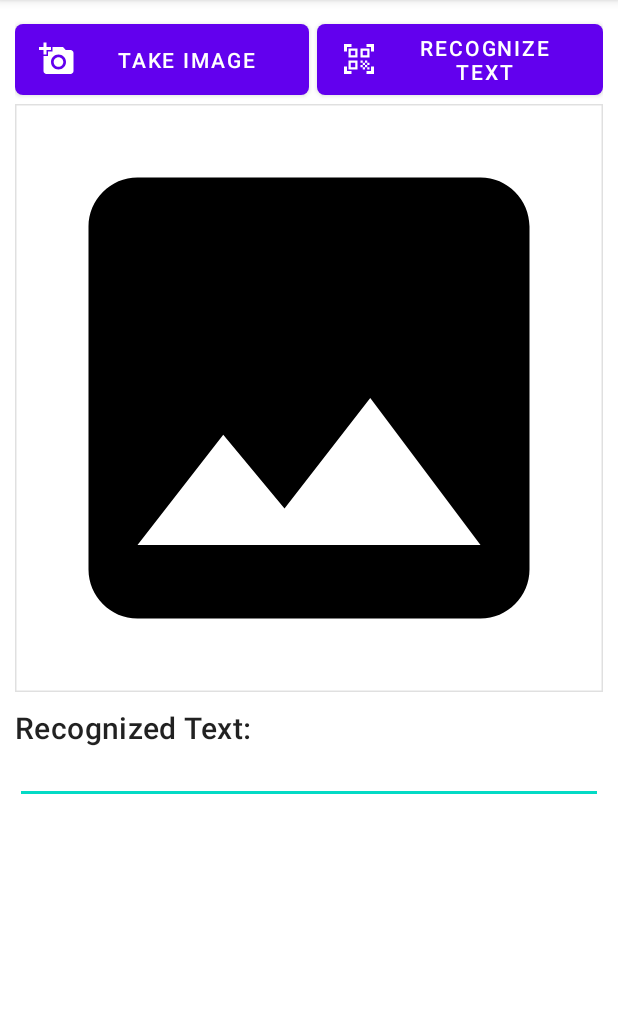
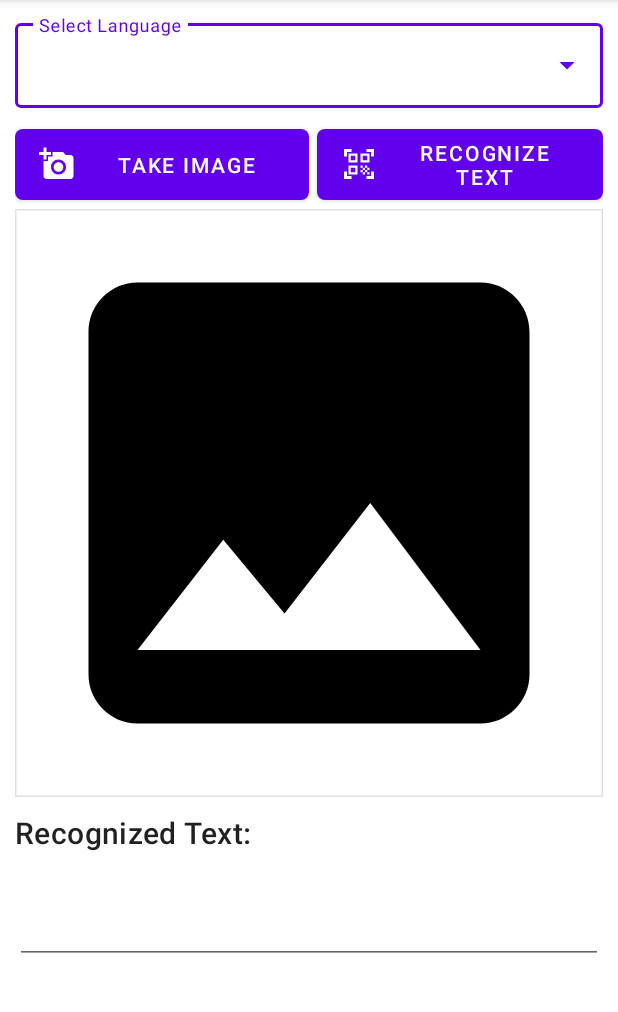
Before and after one commit to NehalDhuri/OcrApp, an Android app: the screen it shows after launch (MainActivity), on a phone screen of 412 x 824 dp, the part 84-1096 px from its top. Run offline under Robolectric (Android 15) with nearby library versions, the phone set to English and light mode, and no system bars; libraries missing offline, so code that uses them is left out: com.google.mlkit.vision; 1 statement that could not run was skipped.

Commit message:
added drop down list

```diff
--- a/app/src/main/java/com/example/ocrapplicationformultilanguage/MainActivity.java
+++ b/app/src/main/java/com/example/ocrapplicationformultilanguage/MainActivity.java
@@ -21,6 +21,10 @@ import android.os.Bundle;
 import android.provider.MediaStore;
 import android.util.Log;
 import android.view.Menu;
+import android.view.View;
+import android.widget.AdapterView;
+import android.widget.ArrayAdapter;
+import android.widget.AutoCompleteTextView;
 import android.widget.EditText;
 import android.widget.PopupMenu;
 import android.widget.Toast;
@@ -43,6 +47,7 @@ public class MainActivity extends AppCompatActivity {
     private MaterialButton inputImageBtn;
     private ShapeableImageView imageIv;
     private EditText recognizedTextEt;
+    private AutoCompleteTextView autoCompleteTextView;
 
     private static final String TAG = "MAIN_TAG";
 
@@ -72,6 +77,24 @@ public class MainActivity extends AppCompatActivity {
         MaterialButton recognizeTextBtn = findViewById(R.id.recognizeTextBtn);
         imageIv = findViewById(R.id.imageIv);
         recognizedTextEt = findViewById(R.id.recognizedTextEt);
+
+
+        autoCompleteTextView = findViewById(R.id.autoCompleteTextView);
+        // data to inflate the drop-down items
+        String[] langauge_dictionary = new String[]{"Latin", "Devanagari ", "Chinese","Japanese", "Korean "};
+
+        // create an array adapter and pass the required parameter
+        // in our case pass the context, drop down layout , and array.
+        ArrayAdapter<String> adapter = new ArrayAdapter<>(this, R.layout.dropdown_item, langauge_dictionary);
+        autoCompleteTextView.setAdapter(adapter);
+
+        //
+        autoCompleteTextView.setOnItemClickListener(new AdapterView.OnItemClickListener() {
+            @Override
+            public void onItemClick(AdapterView<?> parent, View view, int position, long id) {
+                Toast.makeText(getApplicationContext(), "" + autoCompleteTextView.getText().toString(), Toast.LENGTH_SHORT).show();
+            }
+        });
 
         cameraPermissions = new String[]{Manifest.permission.CAMERA, Manifest.permission.WRITE_EXTERNAL_STORAGE};
         storagePermissions = new String[]{Manifest.permission.WRITE_EXTERNAL_STORAGE};
@@ -213,7 +236,7 @@ public class MainActivity extends AppCompatActivity {
 
     }
 
-    private ActivityResultLauncher<Intent> cameraActivityResultLauncher = registerForActivityResult(
+    private final ActivityResultLauncher<Intent> cameraActivityResultLauncher = registerForActivityResult(
             new ActivityResultContracts.StartActivityForResult(),
             new ActivityResultCallback<ActivityResult>() {
                 @Override
--- a/app/src/main/res/layout/activity_main.xml
+++ b/app/src/main/res/layout/activity_main.xml
@@ -7,6 +7,25 @@
     android:orientation="vertical"
     android:padding="10dp"
     tools:context=".MainActivity">
+
+    <com.google.android.material.textfield.TextInputLayout
+        style="@style/Widget.MaterialComponents.TextInputLayout.OutlinedBox.ExposedDropdownMenu"
+        android:layout_width="match_parent"
+        android:layout_height="wrap_content"
+       android:layout_marginBottom="8dp"
+        android:hint="Select Language"
+        app:layout_constraintEnd_toEndOf="parent"
+        app:layout_constraintStart_toStartOf="parent"
+        app:layout_constraintTop_toBottomOf="@+id/textView">
+
+        <AutoCompleteTextView
+            android:id="@+id/autoCompleteTextView"
+            android:layout_width="match_parent"
+            android:layout_height="match_parent"
+            android:layout_weight="1"
+            android:inputType="none"
+            tools:text="Happy" />
+    </com.google.android.material.textfield.TextInputLayout>
 
     <LinearLayout
         android:layout_width="match_parent"
@@ -56,10 +75,11 @@
                 android:layout_marginTop="10dp"
                 android:text="Recognized Text:"
                 />
+
             <EditText
                 android:id="@+id/recognizedTextEt"
                 android:layout_width="match_parent"
-                android:layout_height="wrap_content"
+                android:layout_height="74dp"
                 android:textSize="12sp"
                 tools:ignore="Autofill" />
         </LinearLayout>
```
Also changed, not shown: app/src/main/res/layout/dropdown_item.xml (added, +10 -0 lines), app/src/main/res/values/strings.xml (+7 -0 lines).
